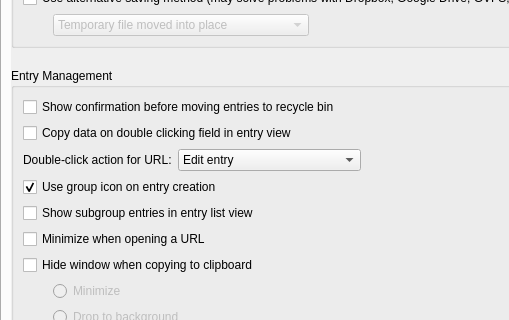
Before: the Qt Designer form src/gui/ApplicationSettingsWidgetGeneral.ui in juzu-o/keepassxc, drawn with Qt 5; both pictures show x 0 to 509 and y 555 to 875 of the 605 by 969 pixel window.
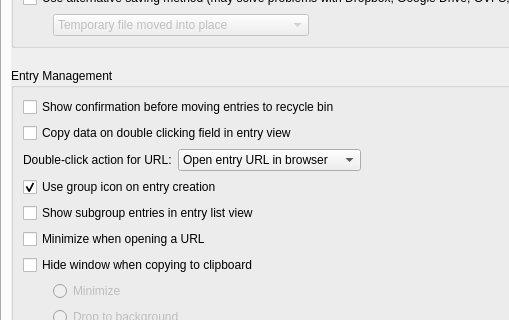
After: the same form once the commit is applied. Custom widgets are drawn as their Qt base class.

The edit to the form file:
```diff
--- a/src/gui/ApplicationSettingsWidgetGeneral.ui
+++ b/src/gui/ApplicationSettingsWidgetGeneral.ui
@@ -569,11 +569,6 @@
                   <property name="sizeAdjustPolicy">
                    <enum>QComboBox::AdjustToContents</enum>
                   </property>
-                  <item>
-                   <property name="text">
-                    <string>Edit entry</string>
-                   </property>
-                  </item>
                   <item>
                    <property name="text">
                     <string>Open entry URL in browser</string>
```
Left out of the diff: 5 changed lines with no effect on the pictures.
